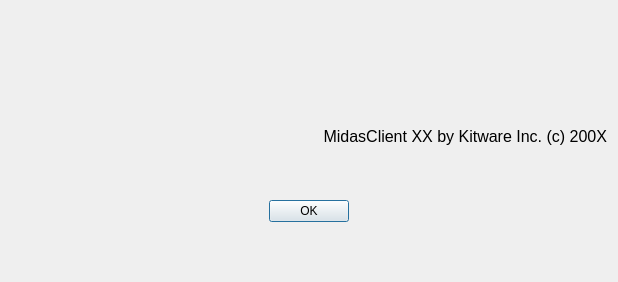
First picture: the form in Application/MIDASDesktop/GUI/AboutUI.ui, repository jcfr/MIDAScpp, before the edit.
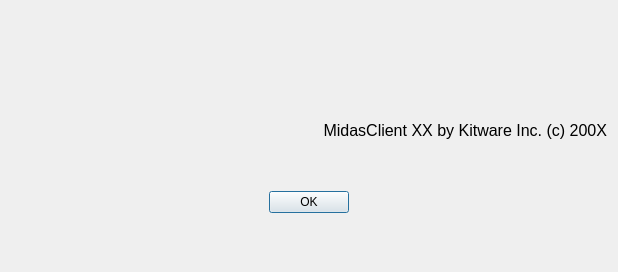
Second picture: the form after the edit. Icons and pictures are not drawn.

Commit message: ENH: UI for auto-refresh settings

The edit to the form file:
```diff
--- a/Application/MIDASDesktop/GUI/AboutUI.ui
+++ b/Application/MIDASDesktop/GUI/AboutUI.ui
@@ -1,12 +1,12 @@
 <ui version="4.0" >
  <class>AboutDialog</class>
- <widget class="QDialog" name="AboutDialog" >
-  <property name="geometry" >
+ <widget class="QDialog" name="AboutDialog">
+  <property name="geometry">
    <rect>
     <x>0</x>
     <y>0</y>
     <width>618</width>
-    <height>282</height>
+    <height>272</height>
    </rect>
   </property>
   <property name="sizePolicy" >
```
Left out of the diff: 54 changed lines with no effect on the pictures. The commit also changes 6 other files.
